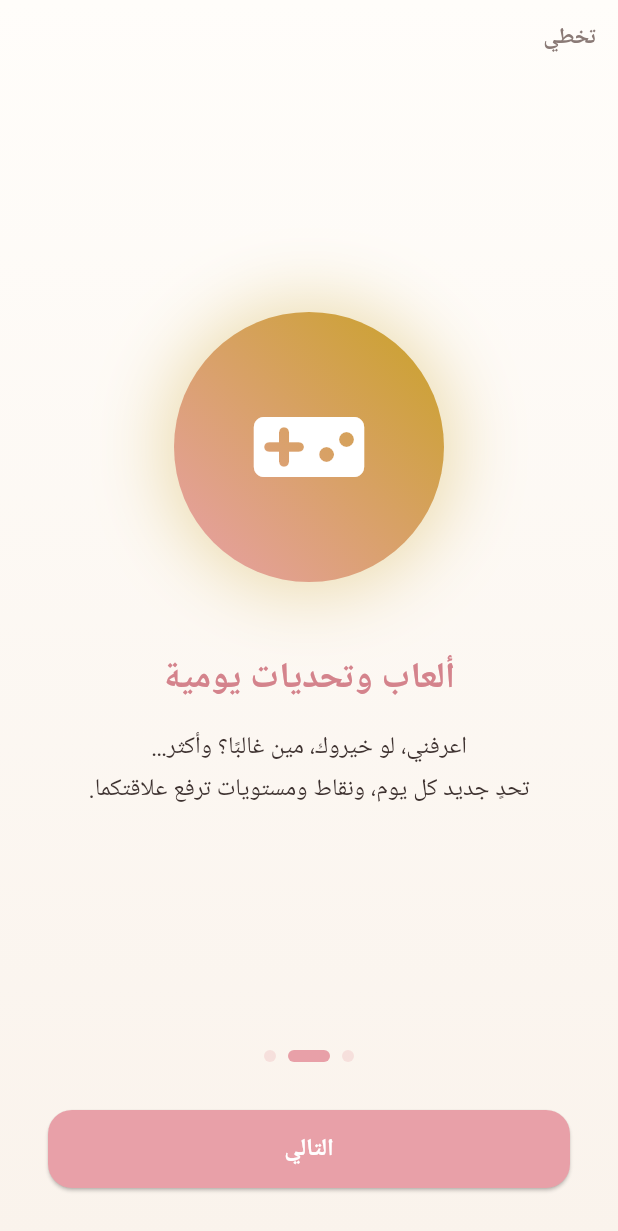
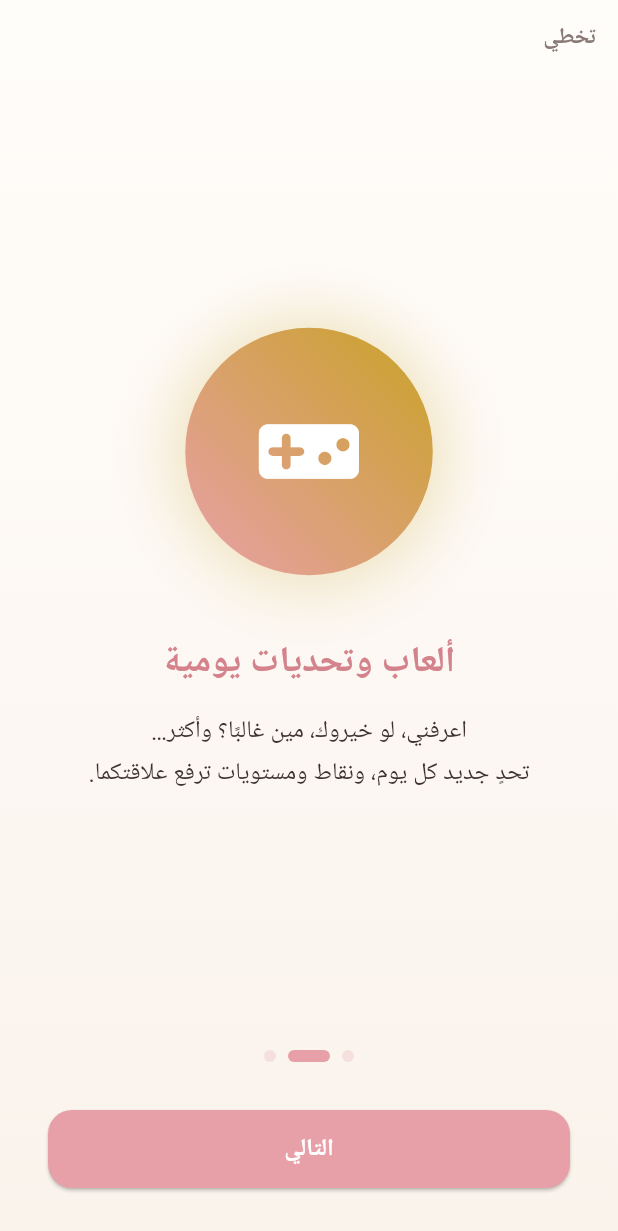
Before and after one commit to Abdulfattahft/desktop-tutorial, a Flutter app: the screen it shows after launch, swiped to page 2, on a phone screen of 412 x 824 dp. Shown: the top 1231 px of the screen. Run offline on Flutter 3.47's test engine with Material 3 defaults, Android fonts, the phone set to English and light mode, and no system bars; drawn by our look-alikes of flutter_animate; our stand-ins replace cached_network_image, cloud_firestore, confetti, firebase_auth, firebase_core, firebase_messaging and 6 more; accounts and stored records are empty; Roboto replaces fonts that are missing (BaynanaCairo).

Commit message:
fix(responsive): scale onboarding content on small phones and tablets

```diff
--- a/lib/features/onboarding/presentation/widgets/onboarding_page_view.dart
+++ b/lib/features/onboarding/presentation/widgets/onboarding_page_view.dart
@@ -3,7 +3,6 @@ import 'package:flutter_animate/flutter_animate.dart';
 
 import '../../../../core/theme/app_colors.dart';
 
-/// نموذج بيانات صفحة تعريف واحدة
 class OnboardingPageData {
   final IconData icon;
   final String title;
@@ -18,7 +17,6 @@ class OnboardingPageData {
   });
 }
 
-/// ودجت تعرض صفحة تعريف واحدة — أيقونة كبيرة متحركة + عنوان + وصف
 class OnboardingPageView extends StatelessWidget {
   final OnboardingPageData data;
 
@@ -28,15 +26,31 @@ class OnboardingPageView extends StatelessWidget {
   Widget build(BuildContext context) {
     final textTheme = Theme.of(context).textTheme;
 
-    return Padding(
-      padding: const EdgeInsets.symmetric(horizontal: 32),
+    return LayoutBuilder(
+      builder: (context, constraints) {
+        final compactHeight = constraints.maxHeight < 560;
+        final compactWidth = constraints.maxWidth < 380;
+        final iconSize = compactHeight
+            ? 112.0
+            : compactWidth
+                ? 138.0
+                : constraints.maxWidth >= 700
+                    ? 190.0
+                    : 165.0;
+        final iconGlyph = iconSize * 0.44;
+        final horizontal = compactWidth ? 20.0 : 32.0;
+
+        return SingleChildScrollView(
+          physics: const ClampingScrollPhysics(),
+          padding: EdgeInsets.symmetric(horizontal: horizontal, vertical: 8),
+          child: ConstrainedBox(
+            constraints: BoxConstraints(minHeight: constraints.maxHeight - 16),
             child: Column(
               mainAxisAlignment: MainAxisAlignment.center,
               children: [
-          // دائرة الأيقونة مع هالة خفيفة
                 Container(
-            width: 180,
-            height: 180,
+                  width: iconSize,
+                  height: iconSize,
                   decoration: BoxDecoration(
                     gradient: LinearGradient(
                       colors: data.gradientColors,
@@ -46,13 +60,13 @@ class OnboardingPageView extends StatelessWidget {
                     shape: BoxShape.circle,
                     boxShadow: [
                       BoxShadow(
-                  color: data.gradientColors.first.withOpacity(0.35),
-                  blurRadius: 40,
-                  spreadRadius: 6,
+                        color: data.gradientColors.first.withOpacity(0.3),
+                        blurRadius: compactHeight ? 24 : 38,
+                        spreadRadius: compactHeight ? 2 : 5,
                       ),
                     ],
                   ),
-            child: Icon(data.icon, size: 80, color: Colors.white),
+                  child: Icon(data.icon, size: iconGlyph, color: Colors.white),
                 )
                     .animate()
                     .scale(
@@ -62,29 +76,41 @@ class OnboardingPageView extends StatelessWidget {
                     )
                     .then(delay: 200.ms)
                     .shake(hz: 2, rotation: 0.02, duration: 400.ms),
-
-          const SizedBox(height: 48),
-
+                SizedBox(height: compactHeight ? 24 : 42),
                 Text(
                   data.title,
                   textAlign: TextAlign.center,
                   style: textTheme.headlineMedium?.copyWith(
                     color: AppColors.primaryDark,
+                    fontSize: compactHeight ? 21 : null,
                     fontWeight: FontWeight.w800,
                   ),
                 ).animate().fadeIn(delay: 200.ms, duration: 500.ms).slideY(
-              begin: 0.3, duration: 500.ms, curve: Curves.easeOutCubic),
-
-          const SizedBox(height: 16),
-
-          Text(
+                      begin: 0.3,
+                      duration: 500.ms,
+                      curve: Curves.easeOutCubic,
+                    ),
+                SizedBox(height: compactHeight ? 10 : 16),
+                ConstrainedBox(
+                  constraints: const BoxConstraints(maxWidth: 620),
+                  child: Text(
                     data.description,
                     textAlign: TextAlign.center,
-            style: textTheme.bodyLarge?.copyWith(height: 1.7),
+                    style: textTheme.bodyLarge?.copyWith(
+                      fontSize: compactHeight ? 14 : null,
+                      height: compactHeight ? 1.55 : 1.7,
+                    ),
+                  ),
                 ).animate().fadeIn(delay: 400.ms, duration: 500.ms).slideY(
-              begin: 0.3, duration: 500.ms, curve: Curves.easeOutCubic),
+                      begin: 0.3,
+                      duration: 500.ms,
+                      curve: Curves.easeOutCubic,
+                    ),
               ],
             ),
+          ),
+        );
+      },
     );
   }
 }
```
Lines whose indentation alone changed are shown as unchanged.
